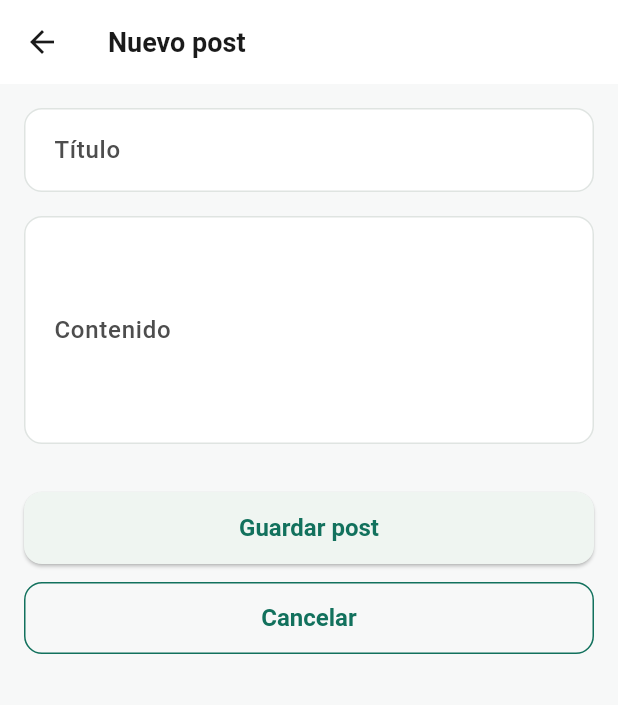
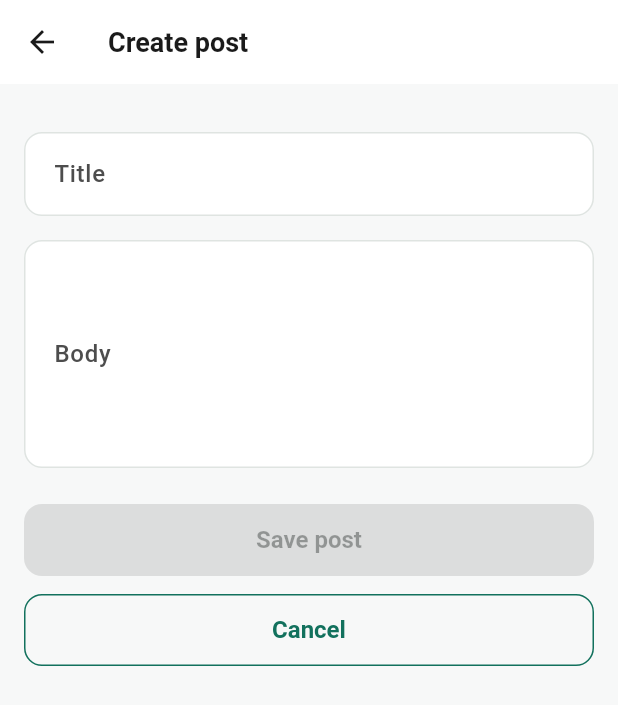
Before and after one commit to cristian6425/paymeter-jsonplaceholder, a Flutter app: the screen it shows after launch, after a tap on "Crear nuevo post", on a phone screen of 412 x 824 dp. Shown: the top 705 px of the screen. Run offline on Flutter 3.47's test engine with Material 3 defaults, Android fonts, the phone set to English and light mode, and no system bars; our stand-ins replace dio, flutter_riverpod, freezed_annotation, go_router, riverpod_annotation; generated files the repository leaves out were written again; network calls fail.

Commit message:
add create post functionality with form handling and validation

```diff
--- a/lib/core/presentation/widgets/app_text_field.dart
+++ b/lib/core/presentation/widgets/app_text_field.dart
@@ -9,6 +9,8 @@ class AppTextField extends StatelessWidget {
     this.maxLines = 1,
     this.validator,
     this.onChanged,
+    this.errorText,
+    this.enabled = true,
   });
 
   final TextEditingController? controller;
@@ -17,17 +19,21 @@ class AppTextField extends StatelessWidget {
   final int maxLines;
   final String? Function(String?)? validator;
   final ValueChanged<String>? onChanged;
+  final String? errorText;
+  final bool enabled;
 
   @override
   Widget build(BuildContext context) {
     return TextFormField(
       controller: controller,
       maxLines: maxLines,
+       enabled: enabled,
       validator: validator,
       onChanged: onChanged,
       decoration: InputDecoration(
         labelText: label,
         hintText: hintText,
+        errorText: errorText,
       ),
     );
   }
--- /dev/null
+++ b/lib/features/posts/application/use_cases/create_post_use_case.dart
@@ -0,0 +1,53 @@
+import 'package:flutter_riverpod/flutter_riverpod.dart';
+import 'package:paymeterjsonplaceholder/core/application/use_cases/use_case.dart';
+import 'package:paymeterjsonplaceholder/core/domain/models/failure.dart';
+import 'package:paymeterjsonplaceholder/core/domain/models/result.dart';
+import 'package:paymeterjsonplaceholder/features/posts/data/repositories/posts_repository.dart';
+import 'package:paymeterjsonplaceholder/features/posts/domain/models/create_post_params.dart';
+import 'package:paymeterjsonplaceholder/features/posts/domain/models/post_model.dart';
+import 'package:paymeterjsonplaceholder/features/posts/domain/models/value_objects/post_value_objects.dart';
+import 'package:paymeterjsonplaceholder/features/posts/domain/repositories/i_posts_repository.dart';
+
+class CreatePostInput {
+  const CreatePostInput({
+    required this.title,
+    required this.body,
+    this.userId = CreatePostParams.defaultUserId,
+  });
+
+  final String title;
+  final String body;
+  final int userId;
+}
+
+class CreatePostUseCase extends UseCase<CreatePostInput, PostModel> {
+  CreatePostUseCase(this._repository);
+
+  final IPostsRepository _repository;
+
+  @override
+  AsyncResult<PostModel> call(CreatePostInput params) async {
+    final titleResult = PostTitle.create(params.title);
+    if (titleResult.isFailure) {
+      return FailureResult(titleResult.failureOrNull!);
+    }
+
+    final bodyResult = PostBody.create(params.body);
+    if (bodyResult.isFailure) {
+      return FailureResult(bodyResult.failureOrNull!);
+    }
+
+    final createParams = CreatePostParams(
+      title: titleResult.valueOrNull!,
+      body: bodyResult.valueOrNull!,
+      userId: params.userId,
+    );
+
+    return _repository.createPost(createParams);
+  }
+}
+
+final createPostUseCaseProvider = Provider<CreatePostUseCase>((ref) {
+  final repository = ref.watch(postsRepositoryProvider);
+  return CreatePostUseCase(repository);
+});
--- a/lib/features/posts/data/data_sources/i_posts_data_source.dart
+++ b/lib/features/posts/data/data_sources/i_posts_data_source.dart
@@ -5,4 +5,6 @@ abstract class IPostsDataSource {
   });
 
   Future<Map<String, dynamic>> fetchPost(int id);
+
+  Future<Map<String, dynamic>> createPost(Map<String, dynamic> payload);
 }
--- /dev/null
+++ b/lib/features/posts/domain/models/create_post_params.dart
@@ -0,0 +1,23 @@
+import 'package:paymeterjsonplaceholder/features/posts/domain/models/value_objects/post_value_objects.dart';
+
+class CreatePostParams {
+  const CreatePostParams({
+    required this.title,
+    required this.body,
+    this.userId = defaultUserId,
+  });
+
+  final PostTitle title;
+  final PostBody body;
+  final int userId;
+
+  static const int defaultUserId = 1;
+
+  Map<String, dynamic> toJson() {
+    return {
+      'title': title.value,
+      'body': body.value,
+      'userId': userId,
+    };
+  }
+}
--- /dev/null
+++ b/lib/features/posts/domain/models/value_objects/post_value_objects.dart
@@ -0,0 +1,46 @@
+import 'package:paymeterjsonplaceholder/core/domain/models/failure.dart';
+import 'package:paymeterjsonplaceholder/core/domain/models/result.dart';
+
+class PostTitle {
+  const PostTitle._(this.value);
+
+  final String value;
+
+  static Result<PostTitle> create(String raw) {
+    final trimmed = raw.trim();
+    if (trimmed.isEmpty) {
+      return FailureResult(
+        ValidationFailure(
+          message: 'Title is required.',
+          fieldErrors: {
+            'title': ['Title is required.'],
+          },
+        ),
+      );
+    }
+    return Success(PostTitle._(trimmed));
+  }
+}
+
+class PostBody {
+  const PostBody._(this.value);
+
+  final String value;
+
+  static const int minLength = 10;
+
+  static Result<PostBody> create(String raw) {
+    final trimmed = raw.trim();
+    if (trimmed.length < minLength) {
+      return FailureResult(
+        ValidationFailure(
+          message: 'Body must contain at least $minLength characters.',
+          fieldErrors: {
+            'body': ['Body must contain at least $minLength characters.'],
+          },
+        ),
+      );
+    }
+    return Success(PostBody._(trimmed));
+  }
+}
--- a/lib/features/posts/domain/repositories/i_posts_repository.dart
+++ b/lib/features/posts/domain/repositories/i_posts_repository.dart
@@ -1,4 +1,5 @@
 import 'package:paymeterjsonplaceholder/core/domain/models/result.dart';
+import 'package:paymeterjsonplaceholder/features/posts/domain/models/create_post_params.dart';
 import 'package:paymeterjsonplaceholder/features/posts/domain/models/paginated_posts.dart';
 import 'package:paymeterjsonplaceholder/features/posts/domain/models/pagination_params.dart';
 import 'package:paymeterjsonplaceholder/features/posts/domain/models/post_model.dart';
@@ -7,4 +8,6 @@ abstract class IPostsRepository {
   AsyncResult<PaginatedPosts> getPosts(PaginationParams params);
 
   AsyncResult<PostModel> getPost(int id);
+
+  AsyncResult<PostModel> createPost(CreatePostParams params);
 }
--- /dev/null
+++ b/lib/features/posts/presentation/providers/models/create_post_form_state.dart
@@ -0,0 +1,27 @@
+import 'package:freezed_annotation/freezed_annotation.dart';
+import 'package:paymeterjsonplaceholder/features/posts/domain/models/create_post_params.dart';
+import 'package:paymeterjsonplaceholder/features/posts/domain/models/post_model.dart';
+import 'package:paymeterjsonplaceholder/features/posts/domain/models/value_objects/post_value_objects.dart';
+
+part 'create_post_form_state.freezed.dart';
+
+@freezed
+class CreatePostFormState with _$CreatePostFormState {
+  const factory CreatePostFormState({
+    @Default('') String title,
+    @Default('') String body,
+    String? titleError,
+    String? bodyError,
+    String? generalError,
+    @Default(false) bool isSubmitting,
+    PostModel? createdPost,
+    @Default(CreatePostParams.defaultUserId) int userId,
+  }) = _CreatePostFormState;
+
+  const CreatePostFormState._();
+
+  factory CreatePostFormState.initial() => const CreatePostFormState();
+
+  bool get canSubmit =>
+      title.trim().isNotEmpty && body.trim().length >= PostBody.minLength && !isSubmitting;
+}
--- a/lib/features/posts/presentation/screens/post_form_screen.dart
+++ b/lib/features/posts/presentation/screens/post_form_screen.dart
@@ -1,12 +1,14 @@
 import 'package:flutter/material.dart';
-import 'package:go_router/go_router.dart';
+import 'package:flutter_riverpod/flutter_riverpod.dart';
 import 'package:paymeterjsonplaceholder/core/presentation/widgets/app_text_field.dart';
 import 'package:paymeterjsonplaceholder/core/presentation/widgets/primary_button.dart';
 import 'package:paymeterjsonplaceholder/core/presentation/widgets/secondary_button.dart';
+import 'package:paymeterjsonplaceholder/features/posts/presentation/providers/create_post_form_controller.dart';
+import 'package:paymeterjsonplaceholder/features/posts/presentation/providers/models/create_post_form_state.dart';
 
 enum PostFormMode { create, edit }
 
-class PostFormScreen extends StatefulWidget {
+class PostFormScreen extends StatelessWidget {
   const PostFormScreen({
     super.key,
     required this.mode,
@@ -17,10 +19,124 @@ class PostFormScreen extends StatefulWidget {
   final String? postId;
 
   @override
-  State<PostFormScreen> createState() => _PostFormScreenState();
+  Widget build(BuildContext context) {
+    return mode == PostFormMode.create
+        ? const _CreatePostFormView()
+        : _EditPostFormPlaceholder(postId: postId);
+  }
 }
 
-class _PostFormScreenState extends State<PostFormScreen> {
+class _CreatePostFormView extends ConsumerStatefulWidget {
+  const _CreatePostFormView();
+
+  @override
+  ConsumerState<_CreatePostFormView> createState() => _CreatePostFormViewState();
+}
+
+class _CreatePostFormViewState extends ConsumerState<_CreatePostFormView> {
+  late final TextEditingController _titleController;
+  late final TextEditingController _bodyController;
+
+  @override
+  void initState() {
+    super.initState();
+    _titleController = TextEditingController();
+    _bodyController = TextEditingController();
+  }
+
+  @override
+  void dispose() {
+    _titleController.dispose();
+    _bodyController.dispose();
+    super.dispose();
+  }
+
+  @override
+  Widget build(BuildContext context) {
+    ref.listen(createPostFormControllerProvider, (previous, next) {
+      final prevState = previous?.valueOrNull;
+      final currentState = next.valueOrNull;
+      if (currentState == null) return;
+
+      if (currentState.createdPost != null &&
+          prevState?.createdPost != currentState.createdPost) {
+        ScaffoldMessenger.of(context).showSnackBar(
+          const SnackBar(content: Text('Post created successfully.')),
+        );
+        Navigator.of(context).pop();
+        ref.read(createPostFormControllerProvider.notifier).resetForm();
+        _titleController.clear();
+        _bodyController.clear();
+      }
+    });
+
+    final formAsync = ref.watch(createPostFormControllerProvider);
+    final formState = formAsync.value ?? CreatePostFormState.initial();
+    final notifier = ref.read(createPostFormControllerProvider.notifier);
+
+    return Scaffold(
+      appBar: AppBar(
+        title: const Text('Create post'),
+      ),
+      body: SingleChildScrollView(
+        padding: const EdgeInsets.all(16),
+        child: Column(
+          crossAxisAlignment: CrossAxisAlignment.start,
+          children: [
+            if (formState.isSubmitting) const LinearProgressIndicator(),
+            const SizedBox(height: 16),
+            AppTextField(
+              controller: _titleController,
+              label: 'Title',
+              hintText: 'Enter the post title',
+              errorText: formState.titleError,
+              onChanged: notifier.onTitleChanged,
+            ),
+            const SizedBox(height: 16),
+            AppTextField(
+              controller: _bodyController,
+              label: 'Body',
+              hintText: 'Write at least 10 characters',
+              maxLines: 5,
+              errorText: formState.bodyError,
+              onChanged: notifier.onBodyChanged,
+            ),
+            if (formState.generalError != null) ...[
+              const SizedBox(height: 12),
+              Text(
+                formState.generalError!,
+                style: TextStyle(color: Theme.of(context).colorScheme.error),
+              ),
+            ],
+            const SizedBox(height: 24),
+            PrimaryButton(
+              label: 'Save post',
+              onPressed: formState.canSubmit ? notifier.submit : null,
+            ),
+            const SizedBox(height: 12),
+            SecondaryButton(
+              label: 'Cancel',
+              onPressed: () => Navigator.of(context).pop(),
+            ),
+          ],
+        ),
+      ),
+    );
+  }
+}
+
+class _EditPostFormPlaceholder extends StatefulWidget {
+  const _EditPostFormPlaceholder({
+    required this.postId,
+  });
+
+  final String? postId;
+
+  @override
+  State<_EditPostFormPlaceholder> createState() => _EditPostFormPlaceholderState();
+}
+
+class _EditPostFormPlaceholderState extends State<_EditPostFormPlaceholder> {
   final _formKey = GlobalKey<FormState>();
   late final TextEditingController _titleController;
   late final TextEditingController _bodyController;
@@ -41,12 +157,9 @@ class _PostFormScreenState extends State<PostFormScreen> {
 
   @override
   Widget build(BuildContext context) {
-    final isEditing = widget.mode == PostFormMode.edit;
-    final title = isEditing ? 'Editar post' : 'Nuevo post';
-
     return Scaffold(
       appBar: AppBar(
-        title: Text(title),
+        title: Text('Edit post ${widget.postId ?? ''}'),
       ),
       body: SingleChildScrollView(
         padding: const EdgeInsets.all(16),
@@ -56,29 +169,29 @@ class _PostFormScreenState extends State<PostFormScreen> {
             children: [
               AppTextField(
                 controller: _titleController,
-                label: 'Título',
-                hintText: 'Ingresa el título del post',
+                label: 'Title',
+                hintText: 'Enter the post title',
                 validator: (value) =>
-                    value == null || value.isEmpty ? 'Campo requerido' : null,
+                    value == null || value.isEmpty ? 'Required field' : null,
               ),
               const SizedBox(height: 16),
               AppTextField(
                 controller: _bodyController,
-                label: 'Contenido',
-                hintText: 'Describe el contenido principal',
+                label: 'Body',
+                hintText: 'Post content',
                 maxLines: 5,
                 validator: (value) =>
-                    value == null || value.isEmpty ? 'Campo requerido' : null,
+                    value == null || value.isEmpty ? 'Required field' : null,
               ),
               const SizedBox(height: 32),
               PrimaryButton(
-                label: isEditing ? 'Actualizar post' : 'Guardar post',
+                label: 'Update post',
                 onPressed: _onSubmit,
               ),
               const SizedBox(height: 12),
               SecondaryButton(
-                label: 'Cancelar',
-                onPressed: () => context.pop(),
+                label: 'Cancel',
+                onPressed: () => Navigator.of(context).pop(),
               ),
             ],
           ),
@@ -92,13 +205,9 @@ class _PostFormScreenState extends State<PostFormScreen> {
       return;
     }
 
-    final message = widget.mode == PostFormMode.edit
-        ? 'Post actualizado (placeholder)'
-        : 'Post creado (placeholder)';
-
     ScaffoldMessenger.of(context).showSnackBar(
-      SnackBar(content: Text(message)),
+      const SnackBar(content: Text('Post updated (placeholder)')),
     );
-    context.pop();
+    Navigator.of(context).pop();
   }
 }
--- a/lib/features/posts/presentation/screens/posts_list_screen.dart
+++ b/lib/features/posts/presentation/screens/posts_list_screen.dart
@@ -31,7 +31,7 @@ class PostsListScreen extends ConsumerWidget {
             const SizedBox(height: 12),
             SecondaryButton(
               label: 'Recargar',
-              onPressed: notifier.refresh,
+              onPressed: () => notifier.refresh(),
             ),
             const SizedBox(height: 16),
             Expanded(
@@ -56,7 +56,7 @@ class PostsListScreen extends ConsumerWidget {
                   );
                 },
                 error: (error, _) => _PostsListError(
-                  onRetry: notifier.refresh,
+                  onRetry: () => notifier.refresh(),
                   message: error.toString(),
                 ),
                 loading: () => const _PostsListLoading(),
```
Also changed, not shown: lib/features/posts/data/data_sources/posts_api_data_source.dart (+16 -0 lines), lib/features/posts/data/repositories/posts_repository.dart (+52 -0 lines), lib/features/posts/presentation/providers/create_post_form_controller.dart (added, +123 -0 lines), lib/features/posts/presentation/providers/posts_list_controller.dart (+25 -0 lines), lib/features/posts/presentation/widgets/post_list.dart (+12 -2 lines), lib/features/posts/presentation/providers/models/post_detail_state.freezed.dart (deleted), lib/features/posts/presentation/providers/models/posts_list_state.freezed.dart (deleted), lib/features/posts/presentation/providers/post_detail_controller.g.dart (deleted), lib/features/posts/presentation/providers/posts_list_controller.g.dart (deleted), 1 other file.
